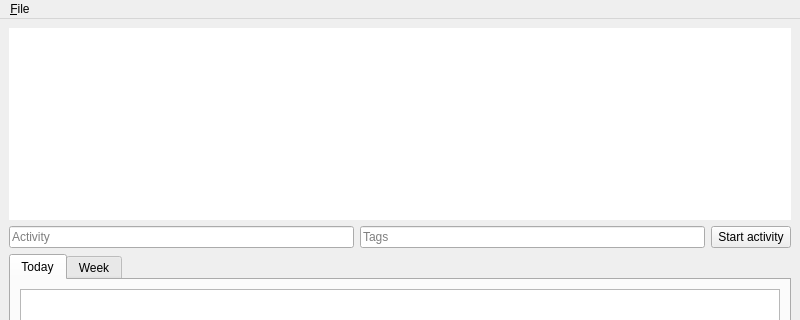
vubiostat/hourglass-qt, file src/ui/mainwindow.ui: the form before one commit; both pictures show x 0 to 800 and y 0 to 320 of the 800 by 600 pixel window.
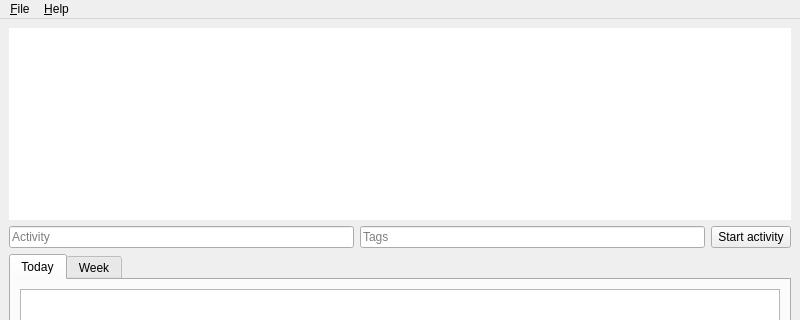
The form after the commit. Custom widgets are drawn as their Qt base class.

Commit message: Add 'About' menu actions

The edit to the form file:
```diff
--- a/src/ui/mainwindow.ui
+++ b/src/ui/mainwindow.ui
@@ -339,7 +339,15 @@
     </property>
     <addaction name="action_Quit"/>
    </widget>
+   <widget class="QMenu" name="menu_Help">
+    <property name="title">
+     <string>&amp;Help</string>
+    </property>
+    <addaction name="action_About"/>
+    <addaction name="actionAbout_Qt"/>
+   </widget>
    <addaction name="menu_File"/>
+   <addaction name="menu_Help"/>
   </widget>
   <action name="action_Quit">
    <property name="text">
```
Left out of the diff: 10 changed lines with no effect on the pictures. The commit also changes 7 other files.
